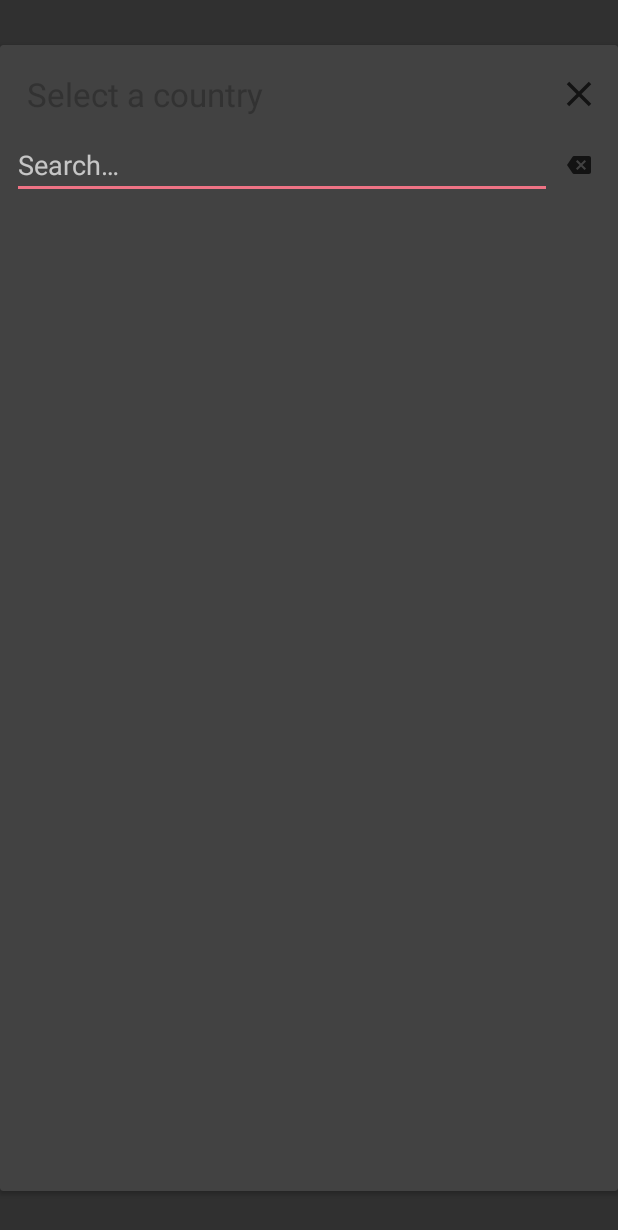
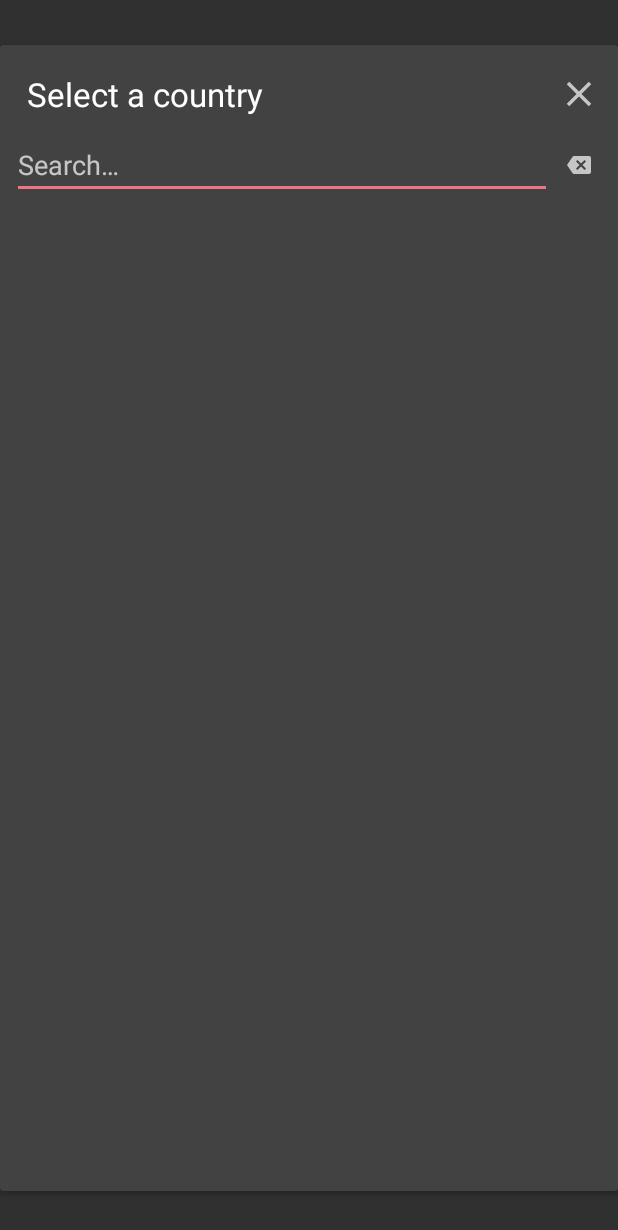
Before and after one commit to Woochang4862/Soon, an Android app: the layout layout_picker_dialog.xml on its own in the app's theme, with its tools: preview values and no code run, on a phone screen of 412 x 824 dp. Shown: the top 1230 px of the screen. Run offline under Robolectric (Android 15) with nearby library versions, the phone set to English and light mode, and no system bars; Roboto replaces fonts that are not available here.

Commit message:
Change dialog component color to White

```diff
--- a/app/src/main/res/drawable-v24/ic_backspace_black_24dp.xml
+++ b/app/src/main/res/drawable-v24/ic_backspace_black_24dp.xml
@@ -5,6 +5,6 @@
     android:width="24dp"
     xmlns:android="http://schemas.android.com/apk/res/android">
     <path
-        android:fillColor="#FF000000"
+        android:fillColor="#FFF"
         android:pathData="M22,3L7,3c-0.69,0 -1.23,0.35 -1.59,0.88L0,12l5.41,8.11c0.36,0.53 0.9,0.89 1.59,0.89h15c1.1,0 2,-0.9 2,-2L24,5c0,-1.1 -0.9,-2 -2,-2zM19,15.59L17.59,17 14,13.41 10.41,17 9,15.59 12.59,12 9,8.41 10.41,7 14,10.59 17.59,7 19,8.41 15.41,12 19,15.59z" />
 </vector>
--- a/app/src/main/res/drawable-v24/ic_clear_black_24dp.xml
+++ b/app/src/main/res/drawable-v24/ic_clear_black_24dp.xml
@@ -4,6 +4,6 @@
         android:viewportHeight="24.0"
         android:viewportWidth="24.0">
     <path
-        android:fillColor="#FF000000"
+        android:fillColor="#FFF"
         android:pathData="M19,6.41L17.59,5 12,10.59 6.41,5 5,6.41 10.59,12 5,17.59 6.41,19 12,13.41 17.59,19 19,17.59 13.41,12z"/>
 </vector>
--- a/app/src/main/res/layout/fastscroll__default_bubble.xml
+++ b/app/src/main/res/layout/fastscroll__default_bubble.xml
@@ -9,5 +9,6 @@
     android:gravity="center"
     android:textSize="24sp"
     android:visibility="invisible"
+    android:textColor="@color/black"
     tools:text="A"
     tools:visibility="visible" />
--- a/app/src/main/res/layout/layout_picker_dialog.xml
+++ b/app/src/main/res/layout/layout_picker_dialog.xml
@@ -27,7 +27,7 @@
                 android:layout_toLeftOf="@+id/img_dismiss"
                 android:text="@string/select_country"
                 android:textAppearance="?android:attr/textAppearanceLarge"
-                android:textColor="@android:color/secondary_text_light" />
+                android:textColor="@color/white" />
 
             <ImageView
                 android:id="@+id/img_dismiss"
@@ -60,7 +60,7 @@
                 android:imeOptions="actionSearch"
                 android:inputType="textNoSuggestions"
                 android:singleLine="true"
-                android:textColor="@android:color/primary_text_light_nodisable" />
+                android:textColor="@color/white" />
 
             <ImageView
                 android:id="@+id/img_clear_query"
@@ -82,6 +82,7 @@
             android:layout_width="match_parent"
             android:layout_height="match_parent"
             android:layout_below="@+id/rl_query_holder"
+            android:scrollbars="none"
             android:dividerHeight="2dp" />
 
         <com.lusle.android.soon.Util.CountryPickerDialog.futuremind.recyclerviewfastscroll.FastScroller
@@ -102,7 +103,7 @@
             android:layout_centerHorizontal="true"
             android:layout_marginTop="16dp"
             android:text="@string/no_result_found"
-            android:textColor="@android:color/primary_text_light"
+            android:textColor="@color/white"
             android:visibility="gone" />
 
     </RelativeLayout>
--- a/app/src/main/res/layout/layout_recycler_country_tile.xml
+++ b/app/src/main/res/layout/layout_recycler_country_tile.xml
@@ -36,7 +36,7 @@
         android:layout_marginLeft="@dimen/google_1x"
         android:gravity="center_vertical"
         android:text="India (IN)"
-        android:textColor="@android:color/secondary_text_light" />
+        android:textColor="@color/white" />
 
     <TextView
         android:id="@+id/textView_code"
@@ -53,7 +53,7 @@
         android:paddingRight="10dp"
         android:paddingStart="10dp"
         android:text="+91"
-        android:textColor="@android:color/secondary_text_light"
+        android:textColor="@color/white"
         android:textDirection="ltr" />
     <View
         android:id="@+id/preferenceDivider"
```
